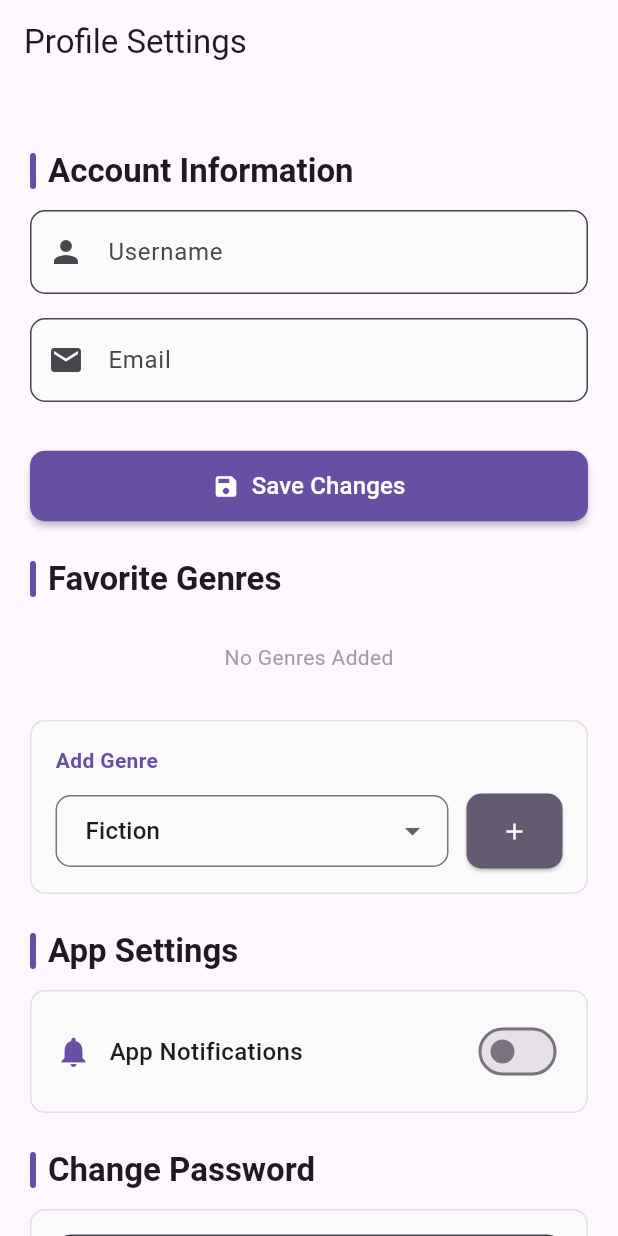
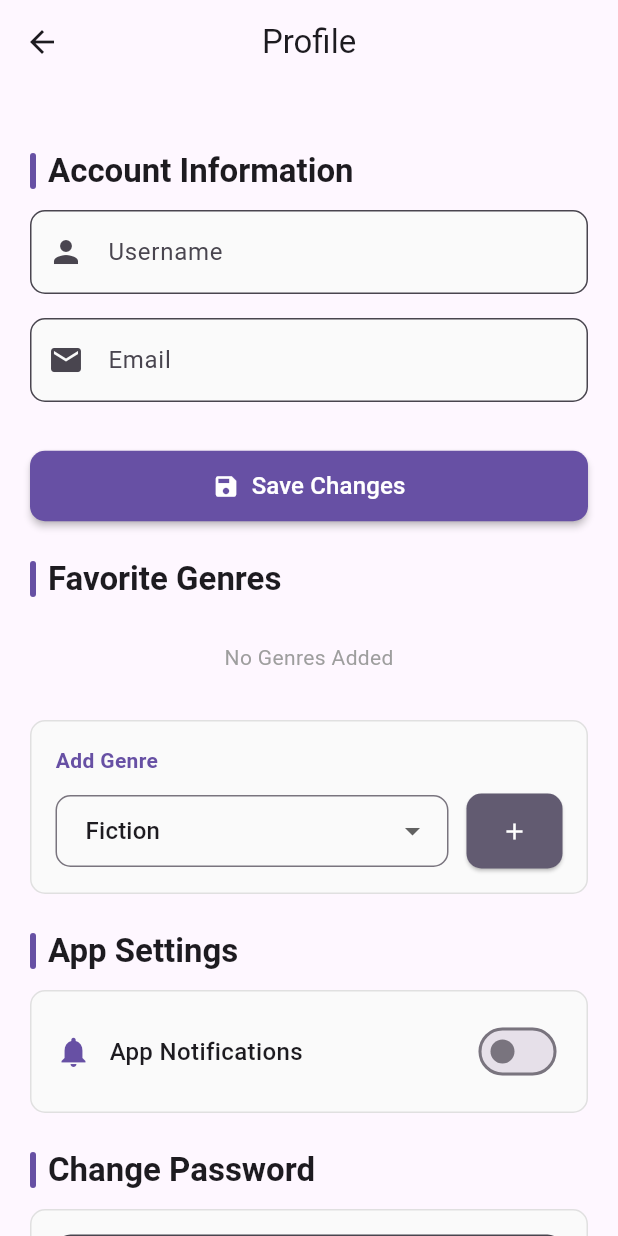
Before and after one commit to Ruhisawant/The-Book-Club, a Flutter app: the ProfileScreen screen opened directly, on a phone screen of 412 x 824 dp. Run offline on Flutter 3.47's test engine with Material 3 defaults, Android fonts, the light colour scheme and no system bars; our stand-ins replace cloud_firestore, firebase_auth, firebase_core, flutter_dotenv; accounts and stored records are empty.

Commit message:
Updated UI for Profile Screen

```diff
--- a/lib/screens/profile_screen.dart
+++ b/lib/screens/profile_screen.dart
@@ -325,8 +325,9 @@ class ProfileScreenState extends State<ProfileScreen> {
     final theme = Theme.of(context).colorScheme;
     return Scaffold(
       appBar: AppBar(
-        automaticallyImplyLeading: false,
-        title: const Text('Profile Settings'),
+        title: const Text('Profile'),
+        centerTitle: true,
+        elevation: 0,
       ),
       body: SingleChildScrollView(
         child: Container(
```
